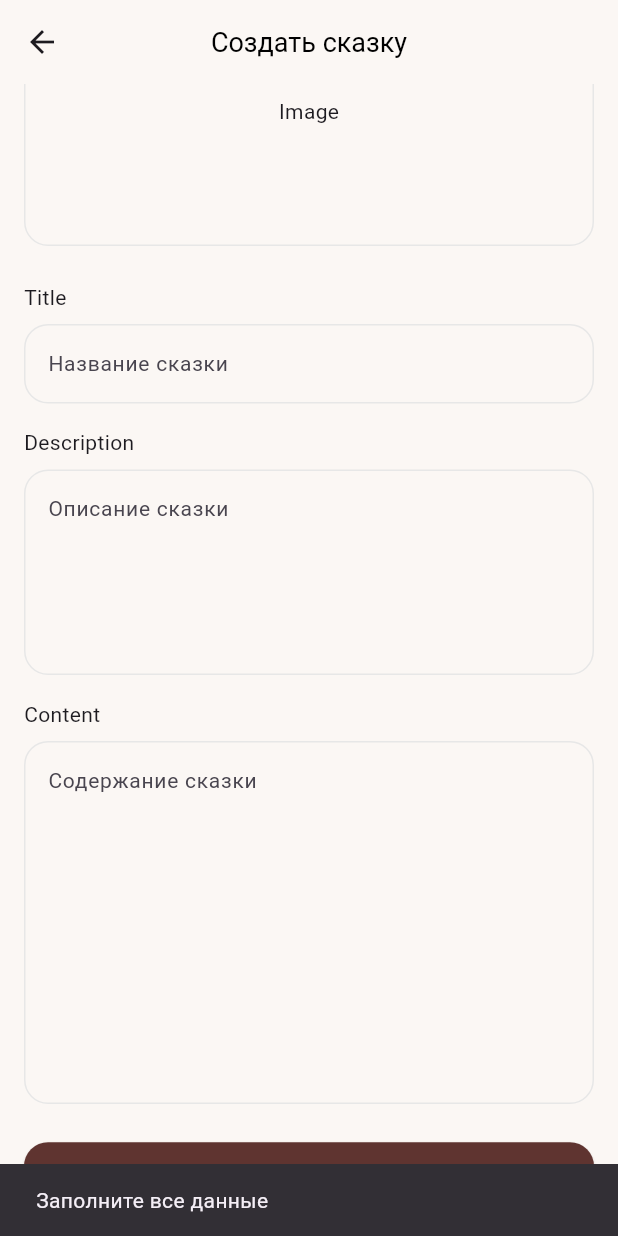
After one commit to RfMakar/stories_admin, a Flutter app: the StoryCreateScreen screen opened by its route, scrolled down 88 dp, after a tap on "Создать", on a phone screen of 412 x 824 dp. The commit adds this screen. Run offline on Flutter 3.47's test engine with Material 3 defaults, Android fonts, the light colour scheme and no system bars; our stand-ins replace bloc, device_info_plus, dio, equatable, flutter_bloc, flutter_dotenv and 5 more; missing offline and left inert: stories_data.

Commit message:
feature: Добавить экран добавления сказок

```diff
--- a/lib/config/router/router.dart
+++ b/lib/config/router/router.dart
@@ -5,6 +5,7 @@ import 'package:stories_admin/presentation/screen/category_create/category_creat
 import 'package:stories_admin/presentation/screen/category_update/category_update_screen.dart';
 import 'package:stories_admin/presentation/screen/home/home_screen.dart';
 import 'package:stories_admin/presentation/screen/stories/stories_screen.dart';
+import 'package:stories_admin/presentation/screen/story_create/story_create_screen.dart';
 
 final router = GoRouter(
   initialLocation: Routers.pathHomeScreen,
@@ -36,9 +37,15 @@ final router = GoRouter(
       ],
     ),
     GoRoute(
-      path: Routers.pathStoriesScreen,
-      name: Routers.pathStoriesScreen,
-      builder: (context, state) => const StoriesScreen(),
-    ),
+        path: Routers.pathStoriesScreen,
+        name: Routers.pathStoriesScreen,
+        builder: (context, state) => const StoriesScreen(),
+        routes: [
+          GoRoute(
+            path: Routers.pathStoryCreateScreen,
+            name: Routers.pathStoryCreateScreen,
+            builder: (context, state) => const StoryCreateScreen(),
+          ),
+        ]),
   ],
 );
--- a/lib/config/router/routers.dart
+++ b/lib/config/router/routers.dart
@@ -1,8 +1,10 @@
 final class Routers {
   static const pathHomeScreen = '/home';
+  //categories
   static const pathCategoriesScreen = '/categories';
   static const pathCategoryCreateScreen = '/category_create';
   static const pathCategoryUpdateScreen = '/category_update';
-  ///
+  //stories
   static const pathStoriesScreen = '/stories';
+  static const pathStoryCreateScreen = '/story_create';
 }
--- /dev/null
+++ b/lib/presentation/screen/story_create/bloc/story_create_bloc.dart
@@ -0,0 +1,107 @@
+import 'dart:io';
+
+import 'package:bloc/bloc.dart';
+import 'package:dio/dio.dart';
+import 'package:meta/meta.dart';
+import 'package:stories_data/core/utils/logger.dart';
+import 'package:stories_data/models/story_model.dart';
+import 'package:stories_data/repositories/index.dart';
+
+part 'story_create_event.dart';
+part 'story_create_state.dart';
+
+class StoryCreateBloc extends Bloc<StoryCreateEvent, StoryCreateState> {
+  StoryCreateBloc(this._storyRepository) : super(StoryCreateState()) {
+    on<StoryCreateImage>(_createImage);
+    on<StoryCreateTitle>(_createTitle);
+    on<StoryCreateDescription>(_createDescription);
+    on<StoryCreateContent>(_createContent);
+    on<StoryCreate>(_createStory);
+  }
+  final StoryRepository _storyRepository;
+
+  Future<void> _createImage(
+    StoryCreateImage event,
+    Emitter<StoryCreateState> emit,
+  ) async {
+    emit(state.copyWith(image: event.image));
+  }
+
+  Future<void> _createTitle(
+    StoryCreateTitle event,
+    Emitter<StoryCreateState> emit,
+  ) async {
+    if (event.title.trim() == '') {
+      emit(state.copyWith(title: null));
+    } else {
+      emit(state.copyWith(title: event.title));
+    }
+  }
+
+  Future<void> _createDescription(
+    StoryCreateDescription event,
+    Emitter<StoryCreateState> emit,
+  ) async {
+    if (event.description.trim() == '') {
+      emit(state.copyWith(description: null));
+    } else {
+      emit(state.copyWith(description: event.description));
+    }
+  }
+
+  Future<void> _createContent(
+    StoryCreateContent event,
+    Emitter<StoryCreateState> emit,
+  ) async {
+    if (event.content.trim() == '') {
+      emit(state.copyWith(content: null));
+    } else {
+      emit(state.copyWith(content: event.content));
+    }
+  }
+
+  Future<void> _createStory(
+    StoryCreate event,
+    Emitter<StoryCreateState> emit,
+  ) async {
+    final isFalidate = state.image == null ||
+        state.title == null ||
+        state.description == null ||
+        state.content == null;
+
+    if (isFalidate) {
+      emit(state.copyWith(isValidateData: true));
+      //сброс валидации
+      emit(state.copyWith(isValidateData: false));
+      return;
+    }
+    emit(state.copyWith(isSubmitting: true));
+
+    try {
+      final data = await _storyRepository.createStory(
+        title: state.title!,
+        description: state.description!,
+        content: state.content!,
+        image: state.image!,
+      );
+      emit(state.copyWith(
+        status: StoryCreateStatus.success,
+        storyModel: data,
+      ));
+    } on DioException catch (exception) {
+      //Чтобы показовалось один раз ошибка
+      emit(state.copyWith(
+        status: StoryCreateStatus.failure,
+        isSubmitting: false,
+        exception: exception,
+      ));
+      //Сбрасываем стейт
+      emit(state.copyWith(
+        status: StoryCreateStatus.initial,
+        exception: null,
+      ));
+    } catch (e) {
+      logger.e(e.toString());
+    }
+  }
+}
--- /dev/null
+++ b/lib/presentation/screen/story_create/bloc/story_create_event.dart
@@ -0,0 +1,30 @@
+part of 'story_create_bloc.dart';
+
+@immutable
+sealed class StoryCreateEvent {
+  const StoryCreateEvent();
+}
+
+final class StoryCreateTitle extends StoryCreateEvent {
+  const StoryCreateTitle({required this.title});
+  final String title;
+}
+
+final class StoryCreateDescription extends StoryCreateEvent {
+  const StoryCreateDescription({required this.description});
+  final String description;
+}
+
+final class StoryCreateContent extends StoryCreateEvent {
+  const StoryCreateContent({required this.content});
+  final String content;
+}
+
+final class StoryCreateImage extends StoryCreateEvent {
+  const StoryCreateImage({required this.image});
+  final File image;
+}
+
+final class StoryCreate extends StoryCreateEvent {
+  const StoryCreate();
+}
--- /dev/null
+++ b/lib/presentation/screen/story_create/bloc/story_create_state.dart
@@ -0,0 +1,51 @@
+part of 'story_create_bloc.dart';
+
+enum StoryCreateStatus { initial, success, failure }
+
+final class StoryCreateState {
+  const StoryCreateState({
+    this.status = StoryCreateStatus.initial,
+    this.title,
+    this.description,
+    this.content,
+    this.image,
+    this.storyModel,
+    this.isSubmitting = false,
+    this.isValidateData = false,
+    this.exception,
+  });
+  final StoryCreateStatus status;
+  final String? title;
+  final String? description;
+  final String? content;
+  final File? image;
+
+  final StoryModel? storyModel;
+  final bool isSubmitting;
+  final bool isValidateData;
+  final DioException? exception;
+
+  StoryCreateState copyWith({
+    StoryCreateStatus? status,
+    String? title,
+    String? description,
+    String? content,
+    File? image,
+    StoryModel? storyModel,
+    bool? isSubmitting,
+    bool? isValidateData,
+    DioException? exception,
+  }) {
+    return StoryCreateState(
+      status: status ?? this.status,
+      title: title ?? this.title,
+      description: description ?? this.description,
+      content: content ?? this.content,
+      image: image ?? this.image,
+      storyModel: storyModel ?? this.storyModel,
+      isSubmitting: isSubmitting ?? this.isSubmitting,
+      isValidateData: isValidateData ?? this.isValidateData,
+      exception: exception ?? this.exception,
+    );
+  }
+}
--- /dev/null
+++ b/lib/presentation/screen/story_create/story_create_screen.dart
@@ -0,0 +1,155 @@
+import 'package:flutter/material.dart';
+import 'package:flutter_bloc/flutter_bloc.dart';
+import 'package:go_router/go_router.dart';
+import 'package:stories_admin/aplication.dart';
+import 'package:stories_admin/config/UI/app_text_style.dart';
+import 'package:stories_admin/presentation/screen/stories/bloc/stories_bloc.dart';
+import 'package:stories_admin/presentation/screen/story_create/bloc/story_create_bloc.dart';
+import 'package:stories_admin/presentation/widgets/app_button.dart';
+import 'package:stories_admin/presentation/widgets/app_text_field.dart';
+import 'package:stories_admin/presentation/widgets/select_image_storage.dart';
+import 'package:stories_data/core/di_stories_data.dart';
+import 'package:stories_data/repositories/story_repository.dart';
+
+class StoryCreateScreen extends StatelessWidget {
+  const StoryCreateScreen({super.key});
+
+  @override
+  Widget build(BuildContext context) {
+    final storyRepository = diStoriesData<StoryRepository>();
+    return Scaffold(
+      appBar: AppBar(
+        title: Text('Создать сказку'),
+      ),
+      body: BlocProvider(
+        create: (context) => StoryCreateBloc(storyRepository),
+        child: BlocConsumer<StoryCreateBloc, StoryCreateState>(
+          listener: (context, state) {
+            if (state.status == StoryCreateStatus.success) {
+              //Добавление в лист сказок
+              context.read<StoriesBloc>().add(StoriesAdd(
+                    storyModel: state.storyModel!,
+                  ));
+              context.pop();
+            }
+            if (state.status == StoryCreateStatus.failure) {
+              rootScaffoldMessengerKey.currentState?.showSnackBar(
+                SnackBar(
+                  content: Text(state.exception?.message ?? ""),
+                ),
+              );
+            }
+            if (state.isValidateData) {
+              rootScaffoldMessengerKey.currentState?.showSnackBar(
+                SnackBar(
+                  content: Text('Заполните все данные'),
+                ),
+              );
+            }
+          },
+          buildWhen: (previous, current) => false,
+          builder: (context, state) {
+            return StoryCreateScreenBody();
+          },
+        ),
+      ),
+    );
+  }
+}
+
+class StoryCreateScreenBody extends StatelessWidget {
+  const StoryCreateScreenBody({super.key});
+
+  @override
+  Widget build(BuildContext context) {
+    return ListView(
+      children: [
+        SelectImageStory(),
+        AppTextField(
+          name: 'Title',
+          hintText: 'Название сказки',
+          onChanged: (title) {
+            context.read<StoryCreateBloc>().add(
+                  StoryCreateTitle(
+                    title: title,
+                  ),
+                );
+          },
+        ),
+        AppTextField(
+          name: 'Description',
+          hintText: 'Описание сказки',
+          maxLines: 5,
+          onChanged: (description) {
+            context.read<StoryCreateBloc>().add(
+                  StoryCreateDescription(
+                    description: description,
+                  ),
+                );
+          },
+        ),
+        AppTextField(
+          name: 'Content',
+          hintText: 'Содержание сказки',
+          maxLines: 10,
+          onChanged: (content) {
+            context.read<StoryCreateBloc>().add(
+                  StoryCreateContent(
+                    content: content,
+                  ),
+                );
+          },
+        ),
+        ButtonStoryCreate(),
+      ],
+    );
+  }
+}
+
+class SelectImageStory extends StatelessWidget {
+  const SelectImageStory({super.key});
+
+  @override
+  Widget build(BuildContext context) {
+    return Padding(
+      padding: const EdgeInsets.all(16.0),
+      child: SelectImageStorageWidget(
+        image: null,
+        onPatchImage: (image) {
+          if (image != null) {
+            context.read<StoryCreateBloc>().add(
+                  StoryCreateImage(
+                    image: image,
+                  ),
+                );
+          }
+        },
+      ),
+    );
+  }
+}
+
+class ButtonStoryCreate extends StatelessWidget {
+  const ButtonStoryCreate({super.key});
+
+  @override
+  Widget build(BuildContext context) {
+    return BlocBuilder<StoryCreateBloc, StoryCreateState>(
+      builder: (context, state) {
+        return AppButton(
+          onTap: state.isSubmitting
+              ? null
+              : () => context.read<StoryCreateBloc>().add(
+                    StoryCreate(),
+                  ),
+          child: state.isSubmitting
+              ? CircularProgressIndicator()
+              : Text(
+                  'Создать',
+                  style: AppTextStyles.s16hFFFFFFn,
+                ),
+        );
+      },
+    );
+  }
+}
--- a/lib/presentation/widgets/app_text_field.dart
+++ b/lib/presentation/widgets/app_text_field.dart
@@ -6,17 +6,19 @@ class AppTextField extends StatelessWidget {
     required this.name,
     required this.hintText,
     this.initialValue,
+    this.maxLines,
     this.onChanged,
   });
   final String name;
   final String hintText;
   final String? initialValue;
+  final int? maxLines;
   final void Function(String)? onChanged;
 
   @override
   Widget build(BuildContext context) {
     return Padding(
-      padding: const EdgeInsets.symmetric(horizontal: 16),
+      padding: const EdgeInsets.symmetric(horizontal: 16, vertical: 8),
       child: Column(
         spacing: 8,
         crossAxisAlignment: CrossAxisAlignment.start,
@@ -24,6 +26,7 @@ class AppTextField extends StatelessWidget {
           Text(name),
           TextFormField(
             initialValue: initialValue,
+            maxLines: maxLines,
             keyboardType: TextInputType.text,
             decoration: InputDecoration(
               hintText: hintText,
--- /dev/null
+++ b/lib/presentation/widgets/select_image_storage.dart
@@ -0,0 +1,121 @@
+import 'dart:io';
+
+import 'package:flutter/material.dart';
+import 'package:permission_handler/permission_handler.dart';
+import 'package:stories_admin/config/UI/app_colors.dart';
+import 'package:stories_admin/core/functions/di_stories_admin.dart';
+import 'package:stories_admin/data/services/permission_service.dart';
+import 'package:image_picker/image_picker.dart';
+
+class SelectImageStorageWidget extends StatefulWidget {
+  const SelectImageStorageWidget({
+    super.key,
+    this.image,
+    required this.onPatchImage,
+  });
+  final String? image;
+  final ValueChanged<File?> onPatchImage;
+
+  @override
+  State<SelectImageStorageWidget> createState() =>
+      _SelectImageStorageWidgetState();
+}
+
+class _SelectImageStorageWidgetState extends State<SelectImageStorageWidget> {
+  final permissionService = diStoriesAdmin<PermissionService>();
+  File? image;
+  File? newImage;
+
+  @override
+  void initState() {
+    if (widget.image != null) {
+      image = File(widget.image!);
+    }
+    super.initState();
+  }
+
+  @override
+  Widget build(BuildContext context) {
+    if (newImage != null) {
+      return _imageFile();
+    } else if (image != null) {
+      return _imageNetwork();
+    } else {
+      return _imageButton();
+    }
+  }
+
+  Widget _imageFile() {
+    return Center(
+      child: InkWell(
+        onTap: _imageStorage,
+        child: ClipRRect(
+          borderRadius: BorderRadiusGeometry.circular(16),
+          child: Image.file(
+            height: 180,
+            width: double.infinity,
+            newImage!,
+            fit: BoxFit.fitWidth,
+          ),
+        ),
+      ),
+    );
+  }
+
+  Widget _imageNetwork() {
+    return Center(
+      child: InkWell(
+        onTap: _imageStorage,
+        child: ClipRRect(
+          borderRadius: BorderRadiusGeometry.circular(16),
+          child: Image.network(
+            height: 180,
+            width: double.infinity,
+            widget.image!,
+            fit: BoxFit.fitWidth,
+          ),
+        ),
+      ),
+    );
+  }
+
+  Widget _imageButton() {
+    return Center(
+      child: InkWell(
+        borderRadius: BorderRadius.circular(16),
+        onTap: _imageStorage,
+        child: Container(
+          height: 180,
+          width: double.infinity,
+          decoration: BoxDecoration(
+            border: Border.all(
+              color: AppColors.hexE7E7E7
+            ),
+            borderRadius: BorderRadius.circular(16),
+          ),
+          child: Center(
+            child: Text('Image'),
+          ),
+        ),
+      ),
+    );
+  }
+
+  Future<void> _imageStorage() async {
+    final isRes = await permissionService.requestPhotoOrStorage();
+    if (isRes) {
+      final pickedFile = await ImagePicker().pickImage(
+        source: ImageSource.gallery,
+      );
+      if (pickedFile != null) {
+        setState(() {
+          final file = File(pickedFile.path);
+          newImage = file;
+          widget.onPatchImage(file);
+        });
+      }
+    } else {
+      openAppSettings();
+    }
+  }
+}
```
Also changed, not shown: lib/presentation/screen/category_create/category_create_screen.dart (+5 -5 lines), lib/presentation/screen/category_update/category_update_screen.dart (+4 -4 lines), lib/presentation/screen/stories/stories_screen.dart (+5 -4 lines), lib/presentation/widgets/select_icon_storage.dart (renamed from lib/presentation/widgets/select_image_stotage.dart, +29 -29 lines).
